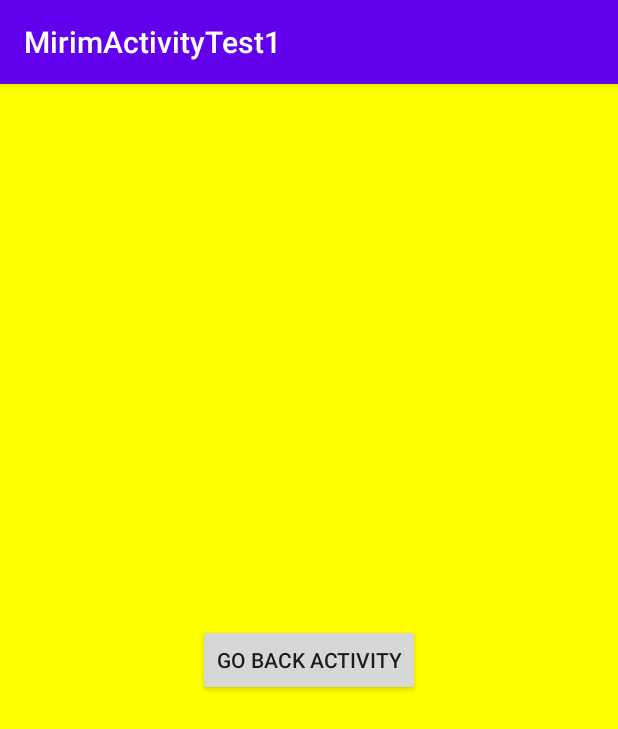
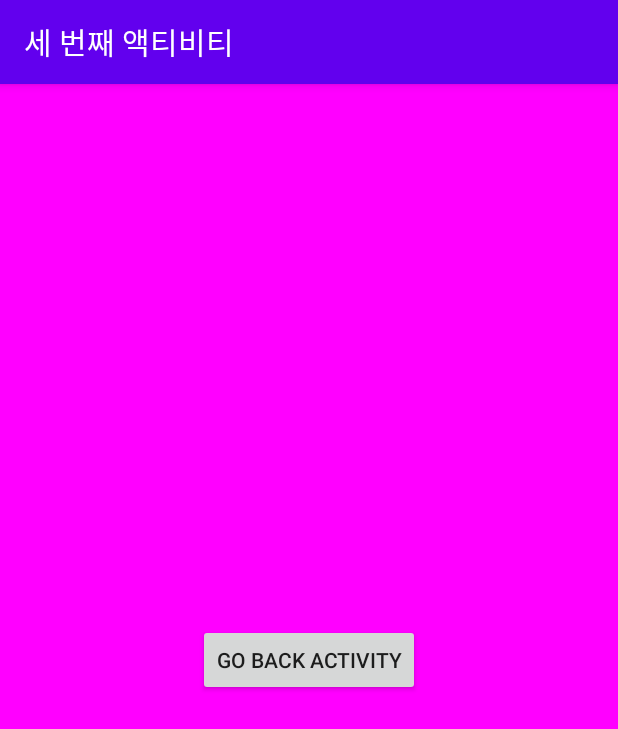
Before and after one commit to jian03/MirimActivityTest1, an Android app: the ThirdActivity screen opened directly, with no data from a screen before it, on a phone screen of 412 x 824 dp. Shown: the top 729 px of the screen. Run offline under Robolectric (Android 15) with nearby library versions, the phone set to English and light mode, and no system bars.

Commit message:
Complete ActivityTest1

```diff
--- a/app/src/main/AndroidManifest.xml
+++ b/app/src/main/AndroidManifest.xml
@@ -9,13 +9,13 @@
         android:roundIcon="@mipmap/ic_launcher_round"
         android:supportsRtl="true"
         android:theme="@style/AppTheme">
-        <activity android:name=".ThirdActivity"></activity>
+        <activity android:name=".ThirdActivity" android:label="세 번째 액티비티"></activity>
         <activity
             android:name=".SecondActivity"
             android:label="두 번째 액티비티" />
         <activity
             android:name=".MainActivity"
-            android:label="첫 번재 액티비티">
+            android:label="첫 번째 액티비티">
             <intent-filter>
                 <action android:name="android.intent.action.MAIN" />
 
--- a/app/src/main/java/kr/hs/emirim/s2019s19/mirimactivitytest1/ThirdActivity.java
+++ b/app/src/main/java/kr/hs/emirim/s2019s19/mirimactivitytest1/ThirdActivity.java
@@ -12,7 +12,7 @@ public class ThirdActivity extends AppCompatActivity {
     @Override
     protected void onCreate(Bundle savedInstanceState) {
         super.onCreate(savedInstanceState);
-        setContentView(R.layout.activity_second);
+        setContentView(R.layout.activity_third);
         Button btnGoBack = findViewById(R.id.btn_goback2);
         btnGoBack.setOnClickListener(btnGoBackListener);
     }
--- a/app/src/main/res/layout/activity_third.xml
+++ b/app/src/main/res/layout/activity_third.xml
@@ -1,5 +1,5 @@
 <?xml version="1.0" encoding="utf-8"?>
-<LinearLayout xmlns:android="http://schemas.android.com/apk/res/android"
+<androidx.constraintlayout.widget.ConstraintLayout xmlns:android="http://schemas.android.com/apk/res/android"
     xmlns:app="http://schemas.android.com/apk/res-auto"
     xmlns:tools="http://schemas.android.com/tools"
     android:layout_width="match_parent"
@@ -10,6 +10,11 @@
         android:id="@+id/btn_goback2"
         android:layout_width="wrap_content"
         android:layout_height="wrap_content"
-        android:text="Go Back Activity" />
+        android:text="Go Back Activity"
+        android:layout_gravity="center_horizontal"
+        app:layout_constraintBottom_toBottomOf="parent"
+        app:layout_constraintLeft_toLeftOf="parent"
+        app:layout_constraintRight_toRightOf="parent"
+        app:layout_constraintTop_toTopOf="parent"/>
 
-</LinearLayout>
+</androidx.constraintlayout.widget.ConstraintLayout>
```
